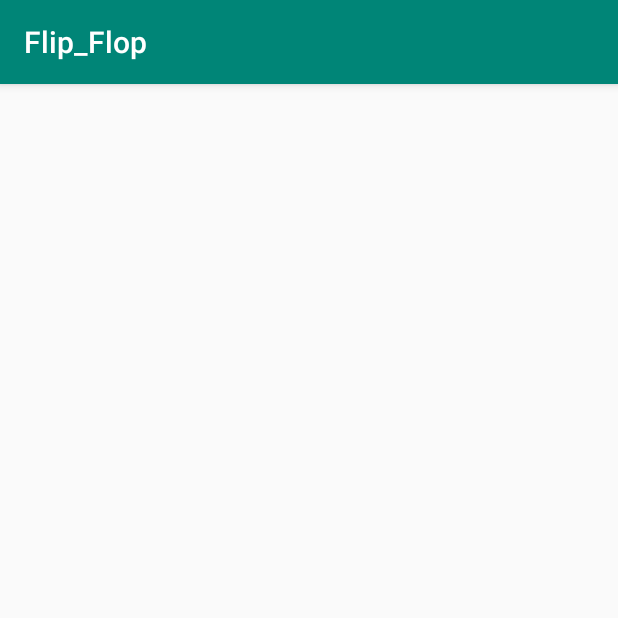
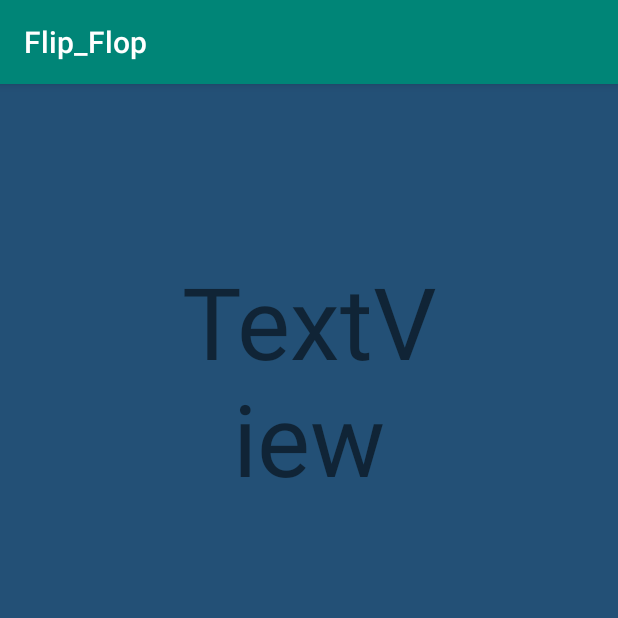
Before and after one commit to Zml99/Flipflop, an Android app: the GameActivity screen opened directly, with no data from a screen before it, on a phone screen of 412 x 824 dp, the top half of it. Run offline under Robolectric (Android 15) with nearby library versions, the phone set to English and light mode, and no system bars.

Commit message:
Haciendo la parte de JC...

```diff
--- a/app/src/main/java/flip/flap/flip_flop/MainActivity.java
+++ b/app/src/main/java/flip/flap/flip_flop/MainActivity.java
@@ -35,8 +35,9 @@ public class MainActivity extends Activity {
                         | View.SYSTEM_UI_FLAG_IMMERSIVE_STICKY);
 
         gridView = findViewById(R.id.gridcards);
-
+        //Agregar elementos al gridview
         GridAdapter gridAdapter = new GridAdapter(this, cards);
+        //Asignando el Adapter del Gridview
         gridView.setAdapter(gridAdapter);
         gridView.setOnItemClickListener(new AdapterView.OnItemClickListener() {
             @Override
--- a/app/src/main/res/layout/activity_game.xml
+++ b/app/src/main/res/layout/activity_game.xml
@@ -1,9 +1,25 @@
 <?xml version="1.0" encoding="utf-8"?>
-<android.support.constraint.ConstraintLayout xmlns:android="http://schemas.android.com/apk/res/android"
+<RelativeLayout xmlns:android="http://schemas.android.com/apk/res/android"
     xmlns:app="http://schemas.android.com/apk/res-auto"
     xmlns:tools="http://schemas.android.com/tools"
     android:layout_width="match_parent"
     android:layout_height="match_parent"
+    android:background="@color/blue"
+    android:orientation="horizontal"
     tools:context=".GameActivity">
 
-</android.support.constraint.ConstraintLayout>
+    <TextView
+        android:id="@+id/textView"
+        android:layout_width="501dp"
+        android:layout_height="204dp"
+        android:layout_alignParentStart="true"
+        android:layout_alignParentTop="true"
+        android:layout_alignParentEnd="true"
+        android:layout_marginStart="115dp"
+        android:layout_marginTop="95dp"
+        android:layout_marginEnd="115dp"
+        android:textAlignment="center"
+        android:gravity="center"
+        android:text="TextView"
+        android:textSize="100px" />
+</RelativeLayout>
```
Also changed, not shown: app/src/main/java/flip/flap/flip_flop/Pop.java (+8 -7 lines), app/src/main/res/drawable/esquinas_redondeadas.xml (deleted, +0 -22 lines).
